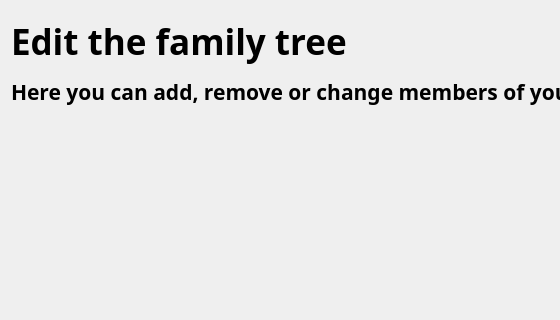
Before: the Qt Designer form FamilyTree/src/gui/editpage.ui in moumitahmad/Stammbaum, drawn with Qt 5; both pictures show x 0 to 560 and y 0 to 320 of the 1434 by 706 pixel window.
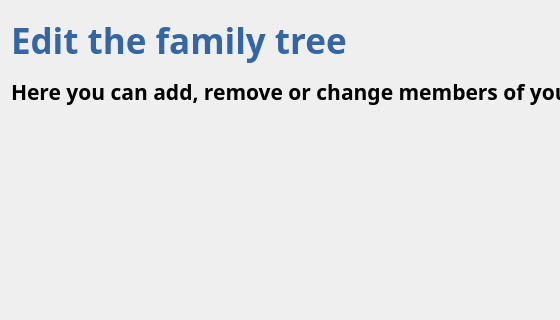
After: the same form once the commit is applied.

Commit message: a little splash of color

Patch:
```diff
--- a/FamilyTree/src/gui/editpage.ui
+++ b/FamilyTree/src/gui/editpage.ui
@@ -57,7 +57,7 @@
         </font>
        </property>
        <property name="text">
-        <string>Edit the family tree</string>
+        <string>&lt;html&gt;&lt;head/&gt;&lt;body&gt;&lt;p&gt;&lt;span style=&quot; color:#3465a4;&quot;&gt;Edit the family tree&lt;/span&gt;&lt;/p&gt;&lt;/body&gt;&lt;/html&gt;</string>
        </property>
       </widget>
      </item>
```
The commit also changes 12 other files.
